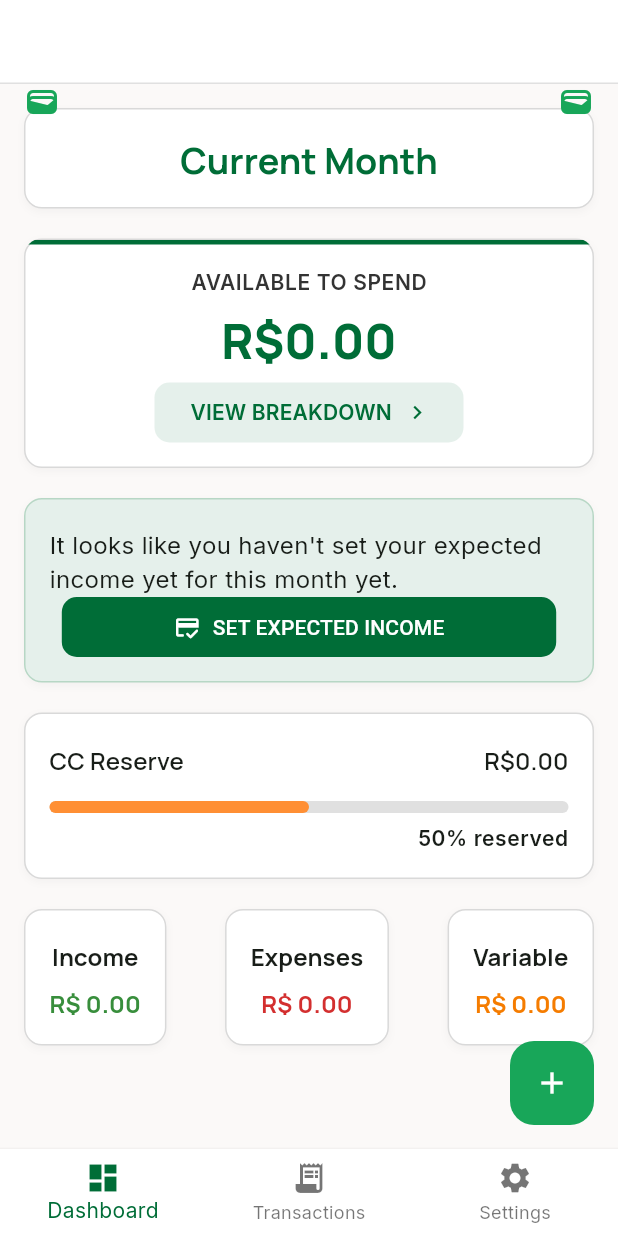
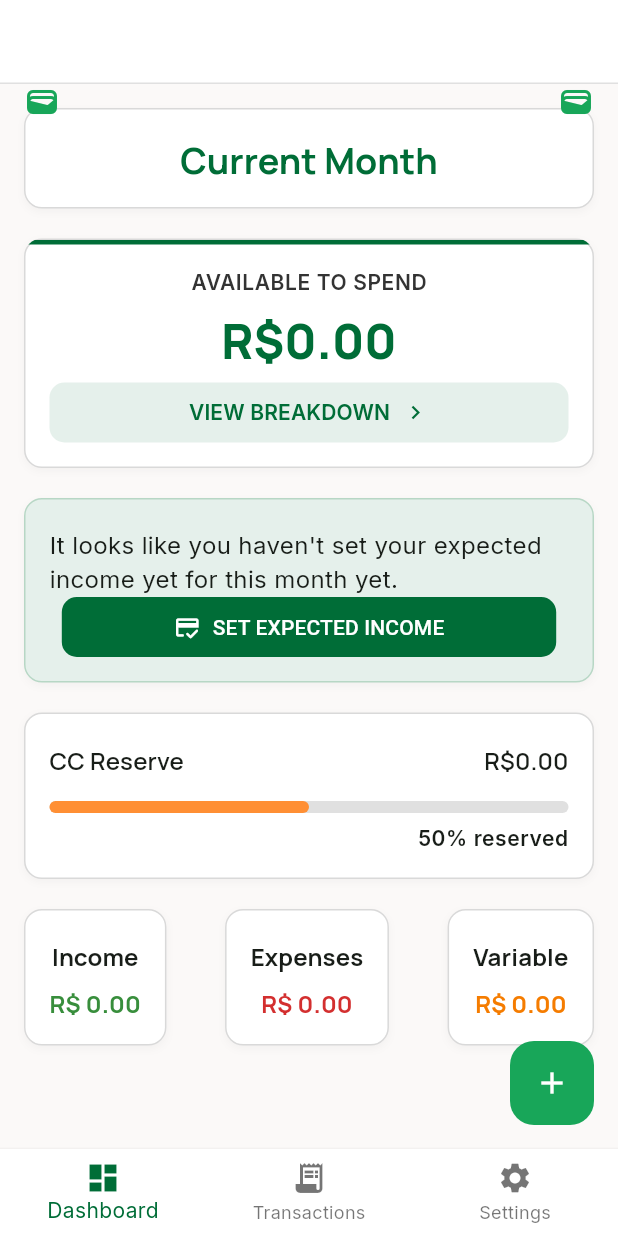
Before and after one commit to anasenglishub/aurora_finance, a Flutter app: the screen it shows after launch, on a phone screen of 412 x 824 dp. Run offline on Flutter 3.47's test engine with Material 3 defaults, Android fonts, the phone set to English and light mode, and no system bars; our stand-ins replace google_fonts.

Commit message:
chore: minor fixes

```diff
--- a/lib/app/model_view/transactions/transactions_model_view.dart
+++ b/lib/app/model_view/transactions/transactions_model_view.dart
@@ -4,7 +4,8 @@ import 'package:aurora_finance/app/entities/transaction.dart';
 import 'package:aurora_finance/app/model_view/settings/available_fund_model_view.dart';
 
 class TransactionsModelView extends ChangeNotifier {
-  static final TransactionsModelView _instance = TransactionsModelView._internal();
+  static final TransactionsModelView _instance =
+      TransactionsModelView._internal();
   factory TransactionsModelView() => _instance;
   TransactionsModelView._internal();
 
@@ -23,6 +24,7 @@ class TransactionsModelView extends ChangeNotifier {
 
   double get variableIncome => _variableIncome;
   double get ccReserve => _ccReserve;
+  List<Transaction> get expenseTransactions => _expenseTransactions;
 
   void addIncomeTransaction(Transaction transaction) {
     _incomeTransactions.add(
@@ -43,7 +45,10 @@ class TransactionsModelView extends ChangeNotifier {
     final index = _incomeTransactions.indexOf(transaction);
     if (index == -1 || transaction.allocatedToBudget) return;
     if (_ccReserveTransactions.any((t) => t == transaction)) {
-      DialogUtils.showError(context: context, message: 'This transaction is already in the CC Reserve');
+      DialogUtils.showError(
+        context: context,
+        message: 'This transaction is already in the CC Reserve',
+      );
       return;
     }
 
--- a/lib/app/view/widgets/available_card_widget.dart
+++ b/lib/app/view/widgets/available_card_widget.dart
@@ -6,7 +6,7 @@ import 'package:aurora_finance/app/view/widgets/UI/custom_button_widget.dart';
 import 'package:aurora_finance/app/model_view/settings/available_fund_model_view.dart';
 
 class AvailableCardWidget extends StatelessWidget {
-  AvailableCardWidget({super.key});
+  const AvailableCardWidget({super.key});
 
   @override
   Widget build(BuildContext context) {
@@ -43,6 +43,7 @@ class AvailableCardWidget extends StatelessWidget {
                   Navigator.pushNamed(context, '/financial-breakdown');
                 },
                 backgroundColor: AppConfig.primarySwatch[50],
+                width: double.infinity,
                 child: Row(
                   mainAxisAlignment: MainAxisAlignment.center,
                   spacing: 8,
@@ -54,14 +55,17 @@ class AvailableCardWidget extends StatelessWidget {
                         color: AppConfig.primarySwatch[700],
                       ),
                     ),
-                    Icon(Icons.chevron_right, color: AppConfig.primarySwatch[700]),
+                    Icon(
+                      Icons.chevron_right,
+                      color: AppConfig.primarySwatch[700],
+                    ),
                   ],
                 ),
               ),
             ],
           ),
         );
-      }
+      },
     );
   }
 }
--- a/lib/app/view/widgets/forms/income_input_form_widget.dart
+++ b/lib/app/view/widgets/forms/income_input_form_widget.dart
@@ -114,7 +114,8 @@ class _IncomeInputFormState extends State<IncomeInputForm> {
                   width: double.infinity,
                   onPressed: () async {
                     bool sendInfo = await _optionDialog(context);
-                    if (sendInfo && mounted) {
+                    if (!mounted) return;
+                    if (sendInfo) {
                       _availableFundModelView.setExpectedIncome(double.parse(_incomeController.text));
                       _availableFundModelView.setTotalFixedBills(double.parse(_billsController.text));
                       _availableFundModelView.addToAvailableFund(double.parse(_incomeController.text) - double.parse(_billsController.text));
```
